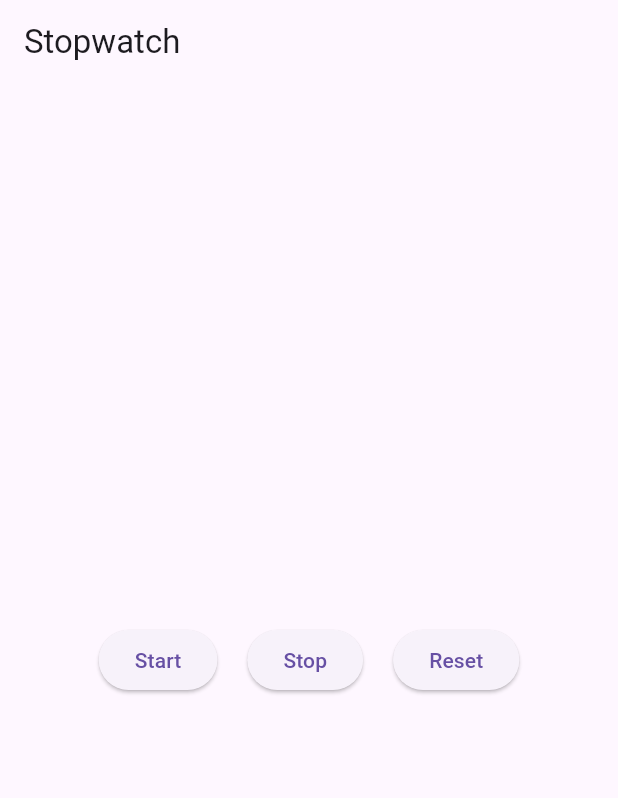
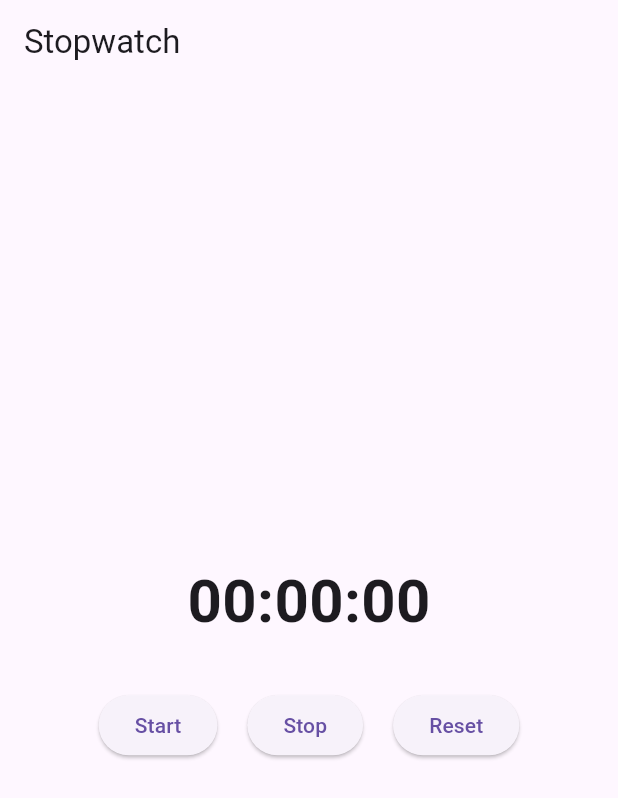
Before and after one commit to Muhannmmad/stop_watch, a Flutter app: the screen it shows after launch, on a phone screen of 412 x 824 dp. Shown: the top 798 px of the screen. Run offline on Flutter 3.47's test engine with Material 3 defaults, Android fonts, the phone set to English and light mode, and no system bars.

```diff
--- a/lib/main.dart
+++ b/lib/main.dart
@@ -1,36 +1,79 @@
+import 'dart:async';
 import 'package:flutter/material.dart';
 
 void main() {
-  runApp(stopwatch());
+  runApp(StopwatchApp());
 }
 
-class stopwatch extends StatelessWidget {
-  const stopwatch({super.key});
+class StopwatchApp extends StatelessWidget {
+  const StopwatchApp({super.key});
 
   @override
   Widget build(BuildContext context) {
     return MaterialApp(
       title: 'Stopwatch',
       theme: ThemeData(primarySwatch: Colors.blue),
-      home: stopwatchPage(),
+      home: StopwatchPage(),
     );
   }
 }
 
-class stopwatchPage extends StatefulWidget {
-  const stopwatchPage({super.key});
+class StopwatchPage extends StatefulWidget {
+  const StopwatchPage({super.key});
 
   @override
-  stopwatchPageState createState() => stopwatchPageState();
+  StopwatchPageState createState() => StopwatchPageState();
 }
 
-class stopwatchPageState extends State<stopwatchPage> {
+class StopwatchPageState extends State<StopwatchPage> {
+  Timer? timer;
+  Duration calculatedTime = Duration.zero;
+  bool isRunning = false;
+
+  void startTimer() {
+    if (!isRunning) {
+      isRunning = true;
+      timer = Timer.periodic(Duration(milliseconds: 10), (timer) {
+        setState(() {
+          calculatedTime += Duration(milliseconds: 10);
+        });
+      });
+    }
+  }
+
+  void stopTimer() {
+    if (isRunning) {
+      timer?.cancel();
+      isRunning = false;
+    }
+  }
+
+  void resetTimer() {
+    stopTimer();
+    setState(() {
+      calculatedTime = Duration.zero;
+    });
+  }
+
   @override
   Widget build(BuildContext context) {
+    String formattedTime =
+        '${calculatedTime.inMinutes.toString().padLeft(2, '0')}:'
+        '${(calculatedTime.inSeconds % 60).toString().padLeft(2, '0')}:'
+        '${(calculatedTime.inMilliseconds % 1000 ~/ 10).toString().padLeft(2, '0')}';
+
     return Scaffold(
       appBar: AppBar(title: Text('Stopwatch')),
       body: Center(
-        child: Row(
+        child: Column(
+          mainAxisAlignment: MainAxisAlignment.center,
+          children: [
+            Text(
+              formattedTime,
+              style: TextStyle(fontSize: 40, fontWeight: FontWeight.bold),
+            ),
+            SizedBox(height: 30),
+            Row(
               mainAxisAlignment: MainAxisAlignment.center,
               children: [
                 ElevatedButton(
@@ -49,6 +92,8 @@ class stopwatchPageState extends State<stopwatchPage> {
                 ),
               ],
             ),
+          ],
+        ),
       ),
     );
   }
```
Lines whose indentation alone changed are shown as unchanged.
